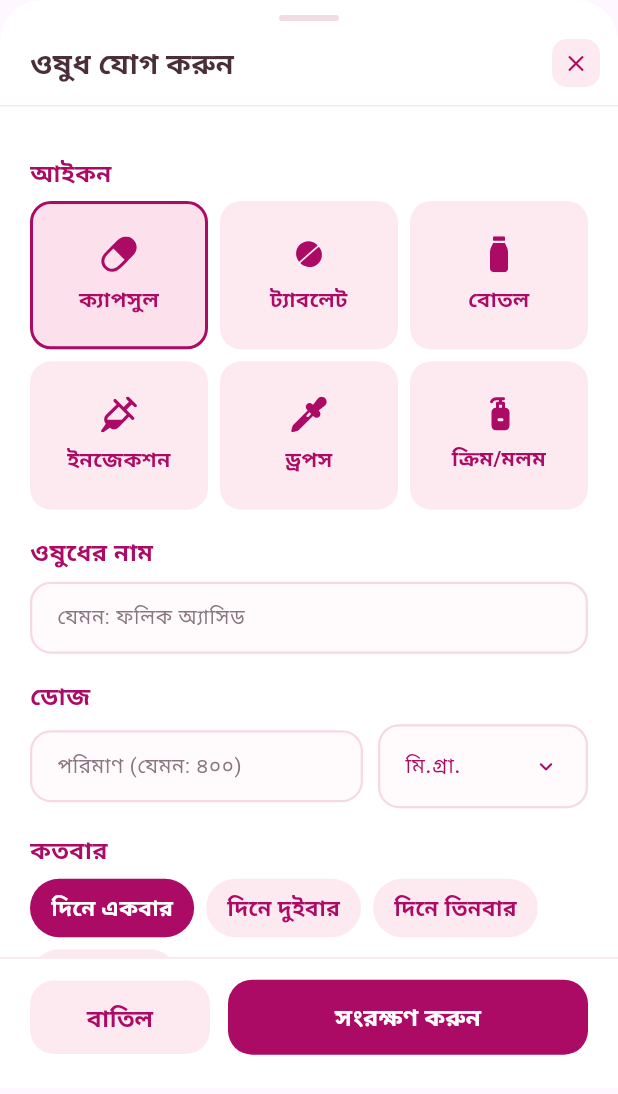
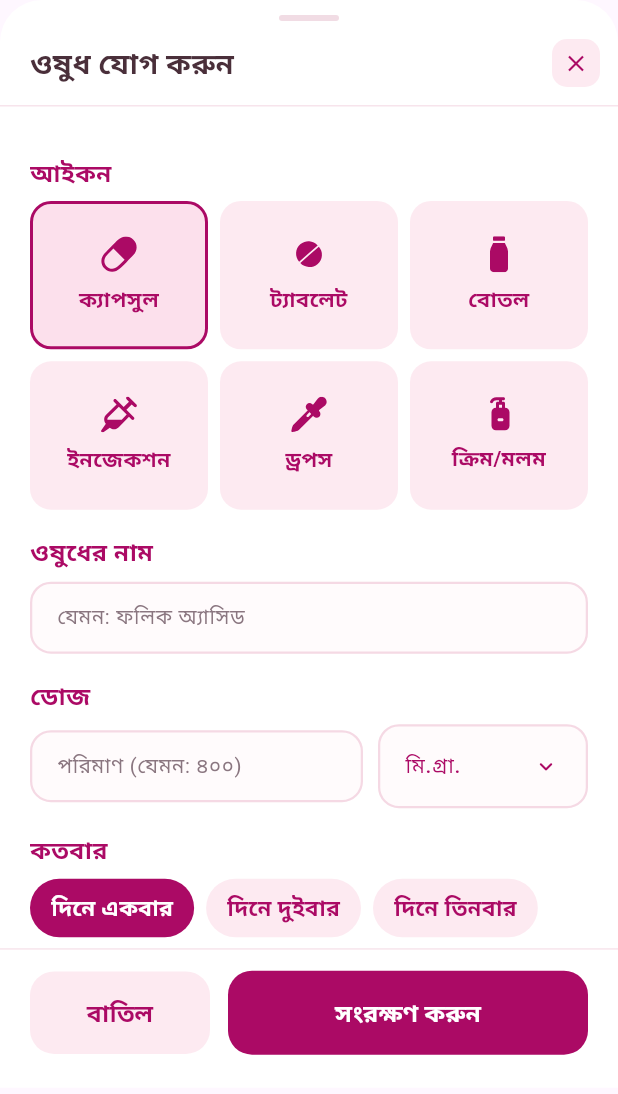
Before and after one commit to apt-install-alvi/Cradle, a Flutter app: the AddMedicationSheet widget shown alone on an empty page, opened directly, on a phone screen of 412 x 824 dp. Shown: the top 1094 px of the screen. Run offline on Flutter 3.47's test engine with Material 3 defaults, Android fonts, the phone set to English and light mode, and no system bars; our stand-ins replace flutter_svg, flutter_tts, google_fonts, image_picker, share_plus, shared_preferences; accounts and stored records are empty; Roboto replaces fonts that are missing (Gentium Book Plus).

Commit message:
Adjusted height of add medications save and cancel buttons

```diff
--- a/frontend/cradle_app/lib/pages/medication_tracker/widgets/add_medication_sheet.dart
+++ b/frontend/cradle_app/lib/pages/medication_tracker/widgets/add_medication_sheet.dart
@@ -646,7 +646,7 @@ class _AddMedicationSheetState extends State<AddMedicationSheet> {
                         backgroundColor: const Color(0xFFFDEAF1),
                         foregroundColor: DashboardBottomNav.primaryPink,
                         side: BorderSide.none,
-                        padding: const EdgeInsets.symmetric(vertical: 13),
+                        padding: const EdgeInsets.symmetric(vertical: 16),
                         shape: RoundedRectangleBorder(borderRadius: BorderRadius.circular(16)),
                       ),
                       child: Text(
@@ -663,7 +663,7 @@ class _AddMedicationSheetState extends State<AddMedicationSheet> {
                       style: ElevatedButton.styleFrom(
                         backgroundColor: DashboardBottomNav.primaryPink,
                         foregroundColor: Colors.white,
-                        padding: const EdgeInsets.symmetric(vertical: 13),
+                        padding: const EdgeInsets.symmetric(vertical: 16),
                         shape: RoundedRectangleBorder(borderRadius: BorderRadius.circular(16)),
                         elevation: 0,
                       ),
```
